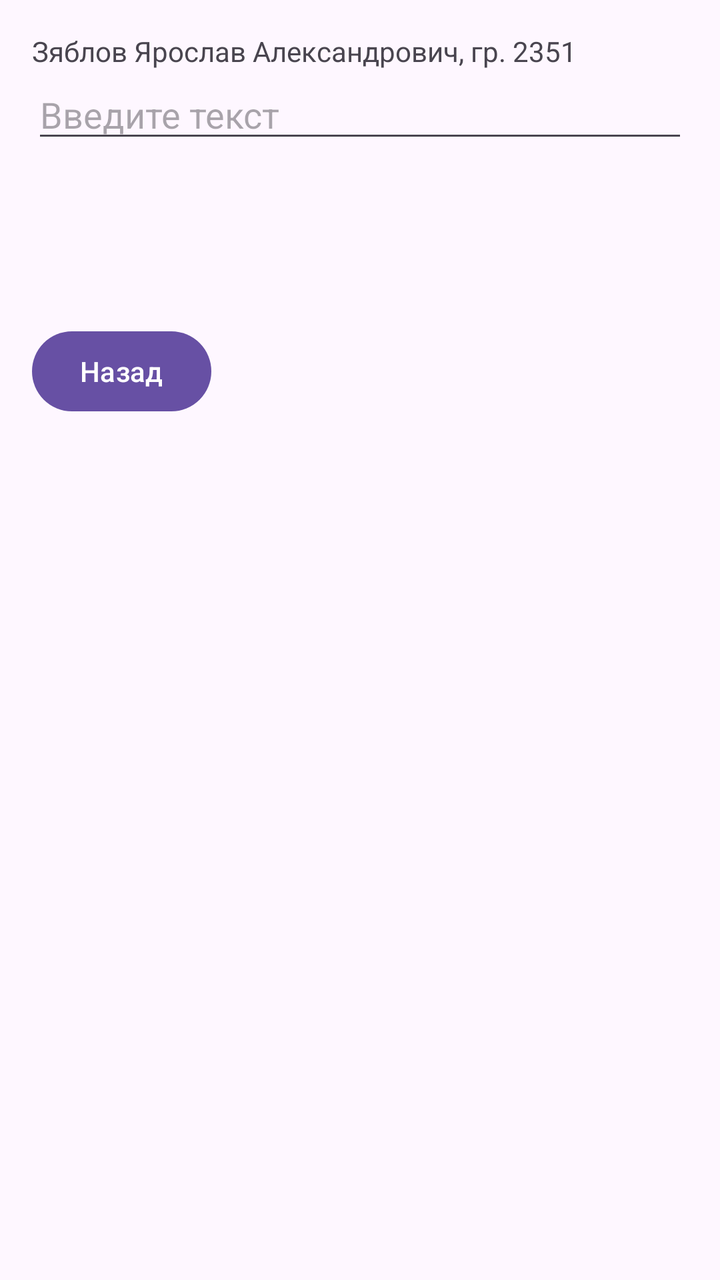
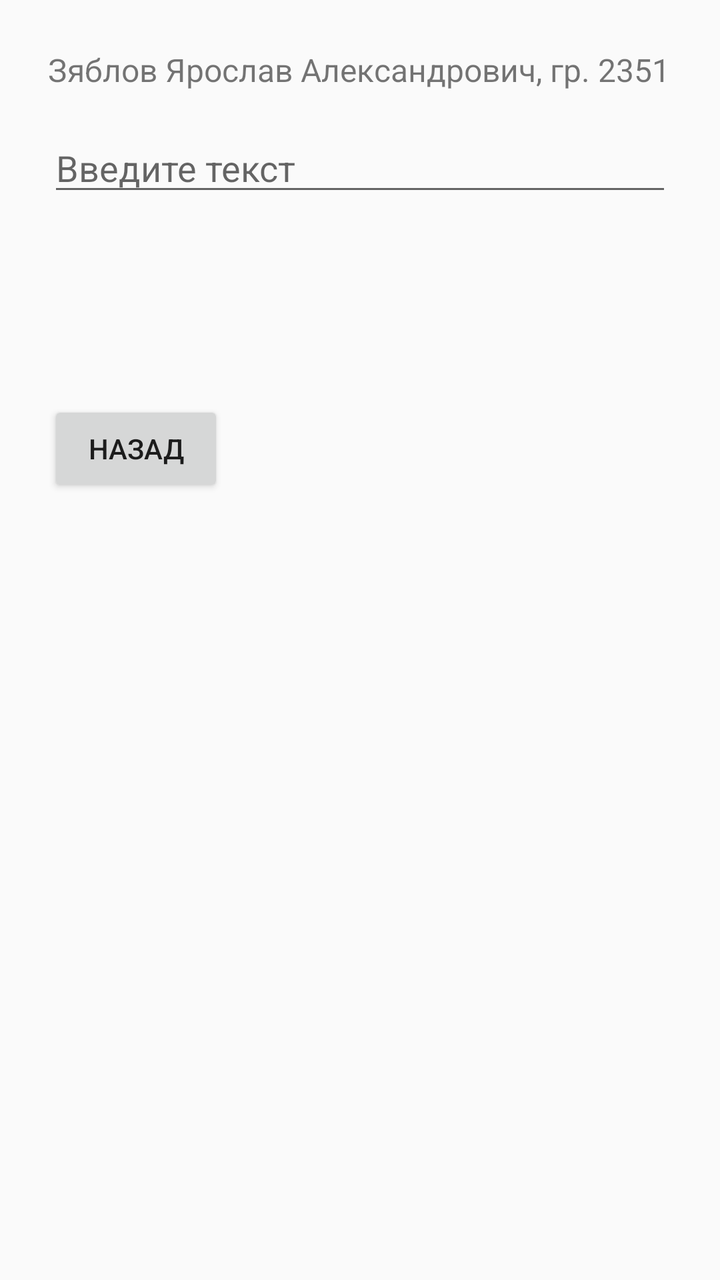

Compare the two renders of this Android layout. The source of the first and the diff that turns it into the second are given below.
<!-- AndroidManifest.xml: activity theme Theme.MyLab9 -->
<!-- res/layout/activity_lab9.xml -->
<?xml version="1.0" encoding="utf-8"?>
<LinearLayout xmlns:android="http://schemas.android.com/apk/res/android"
    android:id="@+id/main"
    android:layout_width="match_parent"
    android:layout_height="match_parent"
    android:orientation="vertical"
    android:padding="16dp">

    <TextView
        android:layout_width="match_parent"
        android:layout_height="wrap_content"
        android:text="@string/fio" />

    <EditText
        android:id="@+id/input"
        android:layout_width="match_parent"
        android:layout_height="wrap_content"
        android:hint="Введите текст"
        android:inputType="text" />

    <TextView
        android:id="@+id/hidden"
        android:layout_width="match_parent"
        android:layout_height="wrap_content"
        android:layout_marginTop="16dp"
        android:text="Нажмите и удерживайте (контекстное меню)"
        android:textSize="18sp"
        android:visibility="invisible" />

    <Button
        android:id="@+id/backBtn9"
        android:layout_width="wrap_content"
        android:layout_height="wrap_content"
        android:layout_marginTop="24dp"
        android:text="Назад" />

</LinearLayout>
<!-- resources referenced by this layout -->
<resources>
  <string name="fio">Зяблов Ярослав Александрович, гр. 2351</string>
  <style name="Theme.MyLab9" parent="Theme.Material3.DayNight" />
</resources>

<!-- the commit's change to res/layout/activity_lab9.xml (unified diff, before → after) -->
@@ -4,17 +4,19 @@
     android:layout_width="match_parent"
     android:layout_height="match_parent"
     android:orientation="vertical"
-    android:padding="16dp">
+    android:padding="24dp">
 
     <TextView
         android:layout_width="match_parent"
         android:layout_height="wrap_content"
-        android:text="@string/fio" />
+        android:text="@string/fio"
+        android:textSize="16sp" />
 
     <EditText
         android:id="@+id/input"
         android:layout_width="match_parent"
         android:layout_height="wrap_content"
+        android:layout_marginTop="16dp"
         android:hint="Введите текст"
         android:inputType="text" />
 
@@ -22,7 +24,7 @@
         android:id="@+id/hidden"
         android:layout_width="match_parent"
         android:layout_height="wrap_content"
-        android:layout_marginTop="16dp"
+        android:layout_marginTop="20dp"
         android:text="Нажмите и удерживайте (контекстное меню)"
         android:textSize="18sp"
         android:visibility="invisible" />
@@ -31,7 +33,7 @@
         android:id="@+id/backBtn9"
         android:layout_width="wrap_content"
         android:layout_height="wrap_content"
-        android:layout_marginTop="24dp"
+        android:layout_marginTop="32dp"
         android:text="Назад" />
 
 </LinearLayout>
<!-- resource entries referenced after the edit -->
@@ -1,6 +1,9 @@
 <!-- resources referenced by this layout -->
 <resources>
   <string name="fio">Зяблов Ярослав Александрович, гр. 2351</string>
-  <style name="Theme.MyLab9" parent="Theme.Material3.DayNight" />
+  <style name="Theme.MyLab9" parent="Theme.AppCompat.Light.DarkActionBar">
+          <item name="colorPrimary">#1976D2</item>
+          <item name="colorPrimaryDark">#1565C0</item>
+      </style>
 </resources>
 
